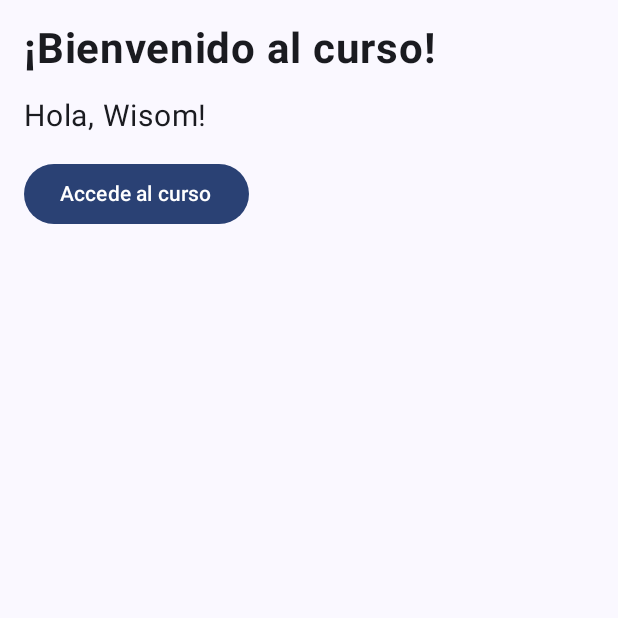
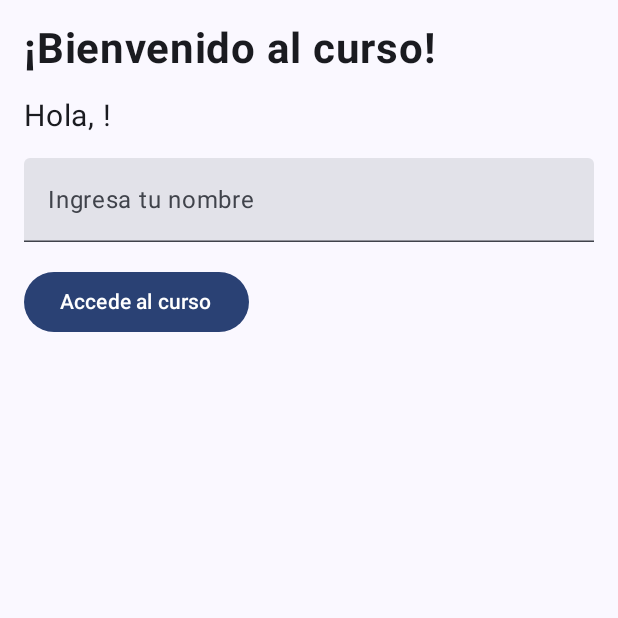
Before and after one commit to WisomdCV/Lab03, an Android app built with Jetpack Compose: the MainActivity screen opened directly, with no data from a screen before it, on a phone screen of 412 x 824 dp, the top half of it. Run offline under Robolectric (Android 15) with nearby library versions, the phone set to English and light mode, and no system bars.

Commit message:
2.1 TextField
TextFieldInteractivo

```diff
--- a/app/src/main/java/com/example/lab03/MainActivity.kt
+++ b/app/src/main/java/com/example/lab03/MainActivity.kt
@@ -47,6 +47,8 @@ class MainActivity : ComponentActivity() {
 
 @Composable
 fun GreetingCard(modifier: Modifier = Modifier) {
+    var name by remember { mutableStateOf("") }
+
     LazyColumn(
         modifier = modifier
             .fillMaxSize()
@@ -64,8 +66,19 @@ fun GreetingCard(modifier: Modifier = Modifier) {
         }
         item {
             Text(
-                text = "Hola, Wisom!",
+                text = "Hola, $name!",
                 fontSize = 20.sp
+            )
+        }
+        item {
+            Spacer(modifier = Modifier.height(16.dp))
+        }
+        item {
+            TextField(
+                value = name,
+                onValueChange = { name = it },
+                label = { Text("Ingresa tu nombre") },
+                modifier = Modifier.fillMaxWidth()
             )
         }
         item {
```
